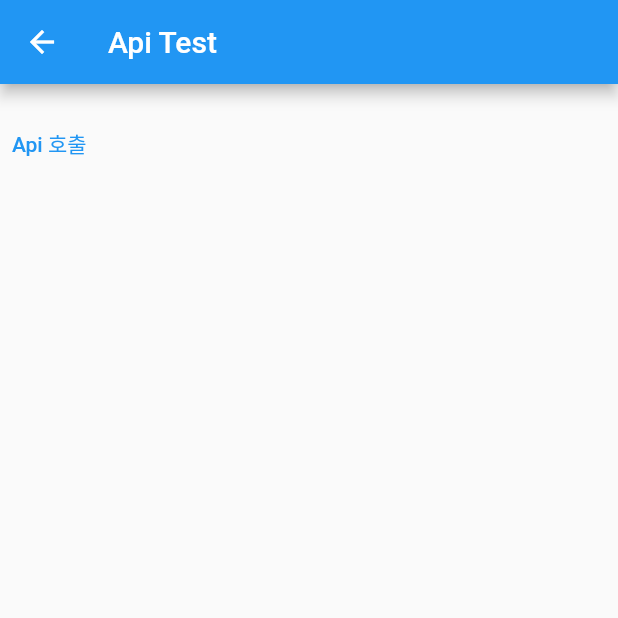
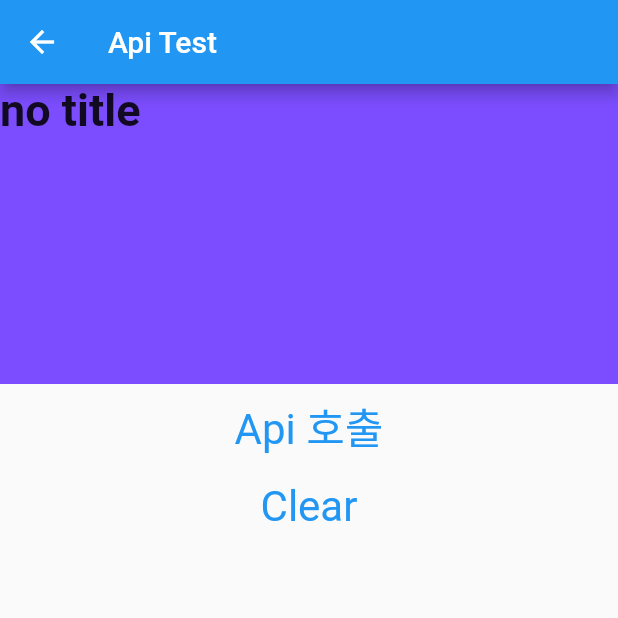
Before and after one commit to suee97/flutterminimini, a Flutter app: the ApiTestScreen screen opened directly, after a tap on "Api 호출", on a phone screen of 412 x 824 dp, the top half of it. Run offline on Flutter 3.47's test engine with Material 2 defaults, Android fonts, the phone set to English and light mode, and no system bars; network calls fail.

Commit message:
api_test screen design refactor

```diff
--- a/lib/notifier/api_test_notifier.dart
+++ b/lib/notifier/api_test_notifier.dart
@@ -1,11 +1,10 @@
 import 'dart:convert';
 
 import 'package:flutter/material.dart';
-import '../models/api_test_model.dart';
 import 'package:http/http.dart' as http;
 
 class ApiTestNotifier extends ChangeNotifier {
-  String _apiTitle = "";
+  String _apiTitle = "no title";
 
   String getApiRes() {
     return _apiTitle;
@@ -16,8 +15,11 @@ class ApiTestNotifier extends ChangeNotifier {
     var res = await http.get(Uri.parse(url));
     Map<String, dynamic> data = jsonDecode(res.body);
     _apiTitle = data['title'];
+    notifyListeners();
+  }
 
-    print("fetch() called. _apiRes : ${data['userId']}");
+  void clear() {
+    _apiTitle = "no title";
     notifyListeners();
   }
 }
--- a/lib/screens/api_test.dart
+++ b/lib/screens/api_test.dart
@@ -13,16 +13,31 @@ class ApiTestScreen extends StatelessWidget {
 
         return Scaffold(
           appBar: AppBar(
-            title: Text("Api Test"),
+            title: const Text("Api Test"),
           ),
           body: Column(
             children: [
-              Text(temp),
+              Container(
+                  width: double.infinity,
+                  height: 200,
+                  color: Colors.deepPurpleAccent,
+                  child: Text(
+                    temp,
+                    style: const TextStyle(
+                        fontSize: 30, fontWeight: FontWeight.w700),
+                  )),
               TextButton(
-                  onPressed: () => {
-                    apiTestNotifier.fetch()
-                  },
-                  child: Text("Api 호출"))
+                  onPressed: () => {apiTestNotifier.fetch()},
+                  child: const Text(
+                    "Api 호출",
+                    style: TextStyle(fontWeight: FontWeight.w400, fontSize: 28),
+                  )),
+              TextButton(
+                  onPressed: () => {apiTestNotifier.clear()},
+                  child: const Text(
+                    "Clear",
+                    style: TextStyle(fontWeight: FontWeight.w400, fontSize: 28),
+                  ))
             ],
           ),
         );
```
